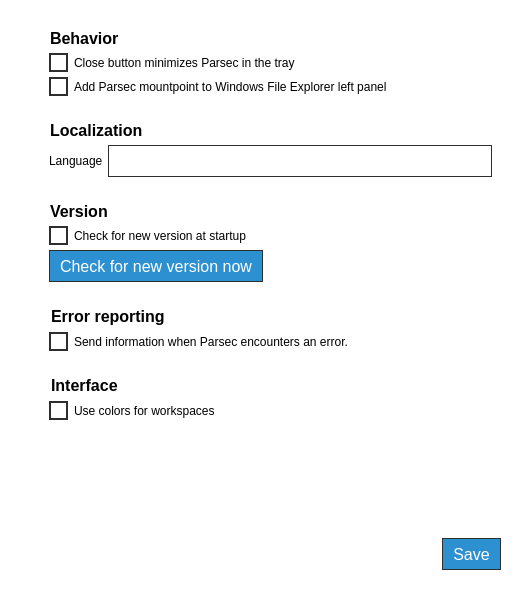
Old version of the form parsec/core/gui/forms/global_settings_widget.ui in the repository Scille/parsec-cloud.
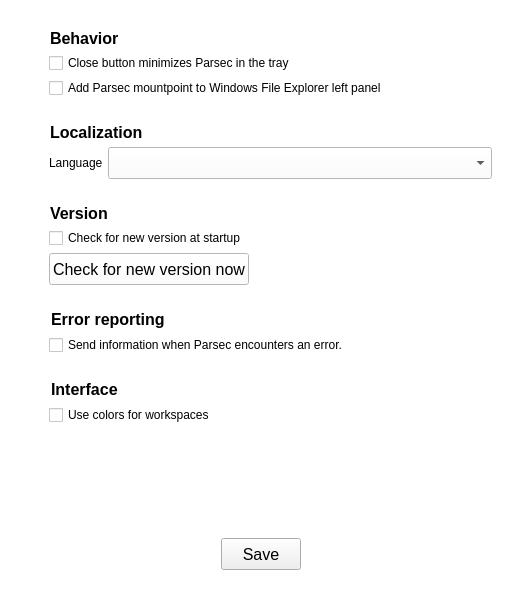
New version of the form. Icons and pictures are not drawn. Custom widgets are drawn as their Qt base class.

Commit message: [GUI] Rewrote app entire style

Diff of the .ui file:
```diff
--- a/parsec/core/gui/forms/global_settings_widget.ui
+++ b/parsec/core/gui/forms/global_settings_widget.ui
@@ -17,89 +17,6 @@
    <string notr="true">QWidget#GlobalSettingsWidget
 {
 background-color: rgb(255, 255, 255);
-}
-
-QLineEdit
-{
-border: 1px solid rgb(46, 46, 46);
-padding-left: 10px;
-}
-
-QLineEdit[readOnly=&quot;true&quot;]
-{
-background-color: rgb(230, 230, 230);
-}
-
-QLineEdit:!enabled
-{
-border: 1px solid rgb(180, 180, 180);
-}
-
-QPushButton
-{
-background-color: rgb(45, 144, 209);
-border: 1px solid rgb(46, 46, 46);
-color: rgb(255, 255, 255);
-padding-left: 10px;
-padding-right: 10px;
-}
-
-QPushButton:disabled
-{
-border: 1px solid rgb(46, 46, 46);
-background-color: rgb(112, 122, 153);
-color: rgb(255, 255, 255);
-}
-
-QCheckBox::indicator
-{
-width: 15px;
-height: 15px;
-background-color: rgb(255, 255, 255);
-border: 2px solid rgb(46, 46, 46);
-color: black;
-}
-
-QCheckBox::indicator:checked
-{
-image: url(:/icons/images/icons/checked.png)
-}
-
-QComboBox
-{
-border: 1px solid rgb(46, 46, 46);
-background-color: white;
-color: black;
-padding-left: 5px;
-}
-
-QComboBox::drop-down
-{
-border: 0px;
-}
-
-QComboBox::down-arrow
-{
-image: url(:/icons/images/icons/down-arrow.png);
-width: 16px;
-height: 16px;
-padding-right: 5px;
-}
-
-QScrollBar:vertical
-{
-background: rgb(255, 255, 255);
-}
-
-QScrollBar::handle:vertical
-{
-background: rgb(12, 65, 157);
-}
-
-QScrollBar::add-line:vertical, QScrollBar::sub-line:vertical
-{
-border: none;
-background: none;
 }</string>
   </property>
   <layout class="QVBoxLayout" name="verticalLayout">
@@ -426,23 +343,6 @@
                   <pointsize>12</pointsize>
                  </font>
                 </property>
-                <property name="styleSheet">
-                 <string notr="true">QPushButton
-{
-background-color: rgb(45, 144, 209);
-border: 1px solid rgb(46, 46, 46);
-color: rgb(255, 255, 255);
-padding-left: 10px;
-padding-right: 10px;
-}
-
-QPushButton:disabled
-{
-border: 1px solid rgb(46, 46, 46);
-background-color: rgb(112, 122, 153);
-color: rgb(255, 255, 255);
-}</string>
-                </property>
                 <property name="text">
                  <string>Check for new version now</string>
                 </property>
@@ -689,7 +589,7 @@
         </font>
        </property>
        <property name="layoutDirection">
-        <enum>Qt::RightToLeft</enum>
+        <enum>Qt::LeftToRight</enum>
        </property>
        <property name="text">
         <string>Save</string>
@@ -700,16 +600,36 @@
        </property>
        <property name="iconSize">
         <size>
-         <width>24</width>
-         <height>24</height>
+         <width>16</width>
+         <height>16</height>
         </size>
        </property>
       </widget>
      </item>
+     <item>
+      <spacer name="horizontalSpacer_3">
+       <property name="orientation">
+        <enum>Qt::Horizontal</enum>
+       </property>
+       <property name="sizeHint" stdset="0">
+        <size>
+         <width>40</width>
+         <height>20</height>
+        </size>
+       </property>
+      </spacer>
+     </item>
     </layout>
    </item>
   </layout>
  </widget>
+ <customwidgets>
+  <customwidget>
+   <class>ShadowedButton</class>
+   <extends>QPushButton</extends>
+   <header>parsec.core.gui.custom_widgets</header>
+  </customwidget>
+ </customwidgets>
  <resources>
   <include location="../rc/resources.qrc"/>
  </resources>
```
Left out of the diff: 8 changed lines with no effect on the pictures. The commit also changes 40 other files.
